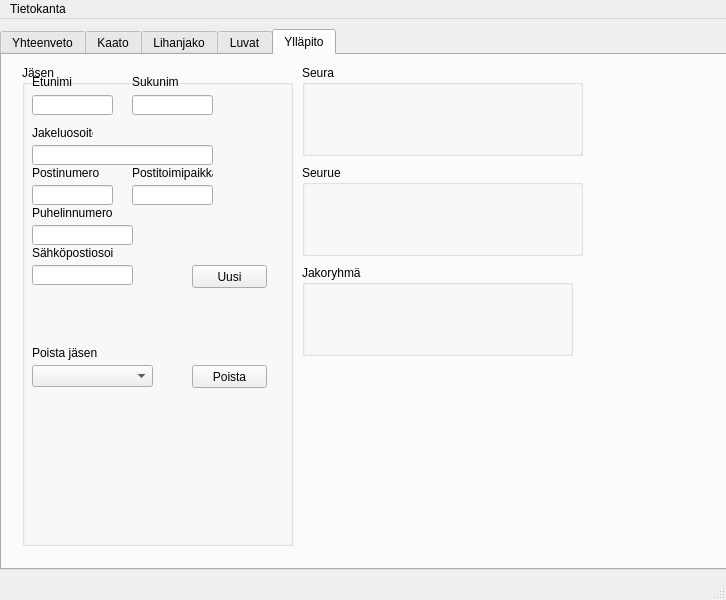
This is MultipageMainWindow.ui in TimoKuukka/hirviporukka_app as Qt 5 draws it before an edit. The edited form follows.
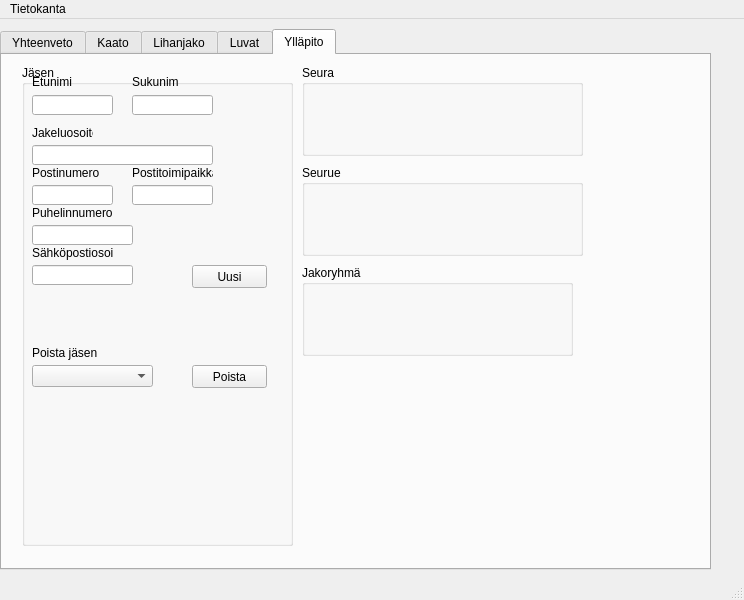
This is the edited form. The open tabs and pages were chosen to show the change.

What changed in the file:
```diff
--- a/MultipageMainWindow.ui
+++ b/MultipageMainWindow.ui
@@ -6,7 +6,7 @@
    <rect>
     <x>0</x>
     <y>0</y>
-    <width>726</width>
+    <width>744</width>
     <height>600</height>
    </rect>
   </property>
@@ -19,7 +19,7 @@
      <rect>
       <x>0</x>
       <y>10</y>
-      <width>781</width>
+      <width>711</width>
       <height>541</height>
      </rect>
     </property>
@@ -974,7 +974,7 @@
     <rect>
      <x>0</x>
      <y>0</y>
-     <width>726</width>
+     <width>744</width>
      <height>21</height>
     </rect>
    </property>
```
Left out of the diff: 6 changed lines with no effect on the pictures.
